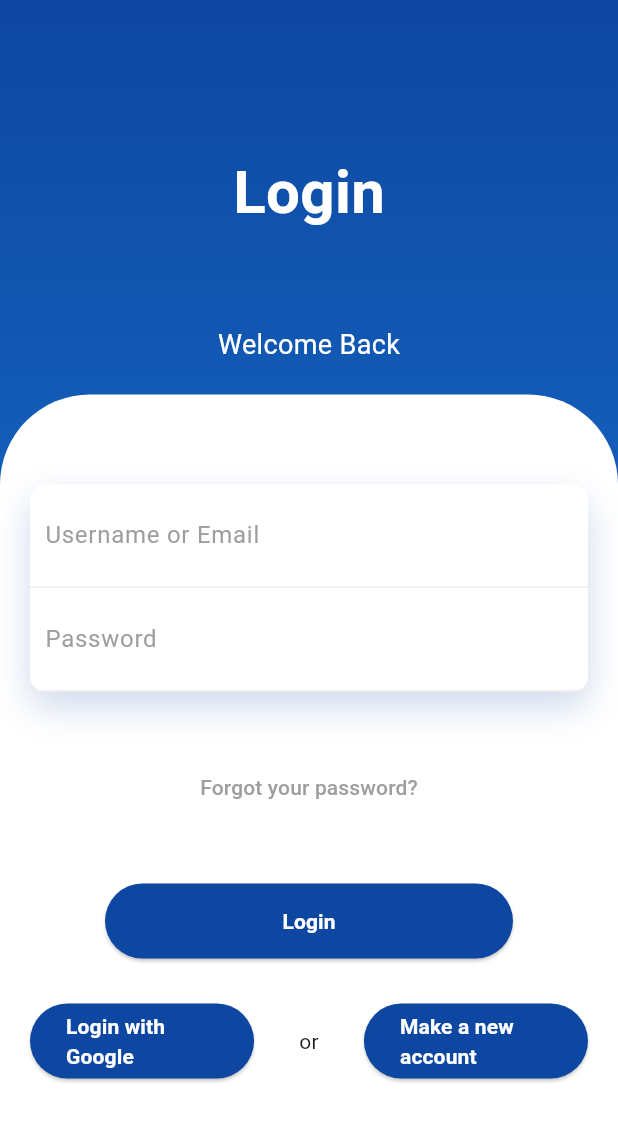
After one commit to MartinRomero2005/aplicacion, a Flutter app: the HomePage screen opened directly, on a phone screen of 412 x 824 dp. The commit adds this screen. Shown: the top 1121 px of the screen. Run offline on Flutter 3.47's test engine with Material 3 defaults, Android fonts, the phone set to English and light mode, and no system bars; network calls fail.

Commit message:
Reorganizo estructura del proyecto

```diff
--- a/lib/data/vehiculos_datos.dart
+++ b/lib/data/datasources/vehiculos_datos.dart
@@ -1,4 +1,4 @@
-import 'package:prototipo/models/vehiculo.dart';
+import 'package:prototipo/data/models/vehiculo.dart';
 
 final List<Vehiculo> vehiculos = [
   Vehiculo(
--- a/lib/main.dart
+++ b/lib/main.dart
@@ -1,5 +1,5 @@
 import 'package:flutter/material.dart';
-import 'package:prototipo/screens/ventana_principal.dart';
+import 'package:prototipo/presentation/screens/ventana_principal.dart';
 
 void main() {
   runApp(const MainApp());
--- /dev/null
+++ b/lib/presentation/screens/auth/login.dart
@@ -0,0 +1,207 @@
+import 'package:flutter/material.dart';
+
+void main() =>
+    runApp(MaterialApp(debugShowCheckedModeBanner: false, home: HomePage()));
+
+class HomePage extends StatelessWidget {
+  const HomePage({super.key});
+
+  @override
+  Widget build(BuildContext context) {
+    return Scaffold(
+      body: Container(
+        width: double.infinity,
+        decoration: BoxDecoration(
+          gradient: LinearGradient(
+            colors: [
+              Colors.blue.shade900,
+              Colors.blue.shade800,
+              Colors.blue.shade400,
+            ],
+            begin: Alignment.topCenter,
+            end: Alignment.bottomCenter,
+          ),
+        ),
+        child: Column(
+          children: <Widget>[
+            SizedBox(height: 80),
+            Padding(
+              padding: EdgeInsets.all(20),
+              child: Text(
+                "Login",
+                style: TextStyle(
+                  color: Colors.white,
+                  fontSize: 40,
+                  fontWeight: FontWeight.bold,
+                ),
+              ),
+            ),
+            SizedBox(height: 20),
+            Padding(
+              padding: EdgeInsets.all(20),
+              child: Text(
+                "Welcome Back",
+                style: TextStyle(color: Colors.white, fontSize: 18),
+              ),
+            ),
+            Expanded(
+              child: Container(
+                decoration: BoxDecoration(
+                  color: Colors.white,
+                  borderRadius: BorderRadius.only(
+                    topLeft: Radius.circular(60),
+                    topRight: Radius.circular(60),
+                  ),
+                ),
+                child: Padding(
+                  padding: EdgeInsets.all(20),
+                  child: Column(
+                    children: <Widget>[
+                      SizedBox(height: 40),
+                      Container(
+                        decoration: BoxDecoration(
+                          color: Colors.white,
+                          borderRadius: BorderRadius.circular(10),
+                          boxShadow: [
+                            BoxShadow(
+                              color: Colors.blue.shade900.withOpacity(0.2),
+                              blurRadius: 20,
+                              offset: Offset(
+                                0,
+                                10,
+                              ), // changes position of shadow
+                            ),
+                          ],
+                        ),
+                        child: Column(
+                          children: <Widget>[
+                            Container(
+                              padding: EdgeInsets.all(10),
+                              decoration: BoxDecoration(
+                                border: Border(
+                                  bottom: BorderSide(
+                                    color: Colors.grey.shade200,
+                                  ),
+                                ),
+                              ),
+                              child: TextField(
+                                decoration: InputDecoration(
+                                  hintText: "Username or Email",
+                                  hintStyle: TextStyle(color: Colors.grey),
+                                  border: InputBorder.none,
+                                ),
+                              ),
+                            ),
+                            Container(
+                              padding: EdgeInsets.all(10),
+                              decoration: BoxDecoration(
+                                border: Border(
+                                  bottom: BorderSide(
+                                    color: Colors.grey.shade200,
+                                  ),
+                                ),
+                              ),
+                              child: TextField(
+                                decoration: InputDecoration(
+                                  hintText: "Password",
+                                  hintStyle: TextStyle(color: Colors.grey),
+                                  border: InputBorder.none,
+                                ),
+                              ),
+                            ),
+                          ],
+                        ),
+                      ),
+                      SizedBox(height: 40),
+                      TextButton(
+                        onPressed: () {},
+                        child: Text(
+                          "Forgot your password?",
+                          style: TextStyle(color: Colors.grey),
+                        ),
+                      ),
+                      SizedBox(height: 40),
+                      SizedBox(
+                        width: double.infinity,
+                        height: 50,
+                        child: Padding(
+                          padding: EdgeInsets.symmetric(horizontal: 50),
+                          child: ElevatedButton(
+                            style: ElevatedButton.styleFrom(
+                              backgroundColor: Colors.blue.shade900,
+                              shape: RoundedRectangleBorder(
+                                borderRadius: BorderRadius.circular(50),
+                              ),
+                            ),
+                            onPressed: () {},
+                            child: Text(
+                              "Login",
+                              style: TextStyle(
+                                color: Colors.white,
+                                fontWeight: FontWeight.bold,
+                              ),
+                            ),
+                          ),
+                        ),
+                      ),
+                      SizedBox(height: 30),
+                      Row(
+                        children: <Widget>[
+                          Expanded(
+                            child: SizedBox(
+                              height: 50,
+                              child: ElevatedButton(
+                                style: ElevatedButton.styleFrom(
+                                  backgroundColor: Colors.blue.shade900,
+                                  shape: RoundedRectangleBorder(
+                                    borderRadius: BorderRadius.circular(50),
+                                  ),
+                                ),
+                                onPressed: () {},
+                                child: Text(
+                                  "Login with Google",
+                                  style: TextStyle(
+                                    color: Colors.white,
+                                    fontWeight: FontWeight.bold,
+                                  ),
+                                ),
+                              ),
+                            ),
+                          ),
+                          SizedBox(width: 30),
+                          Text("or"),
+                          SizedBox(width: 30),
+                          Expanded(
+                            child: SizedBox(
+                              height: 50,
+                              child: ElevatedButton(
+                                style: ElevatedButton.styleFrom(
+                                  backgroundColor: Colors.blue.shade900,
+                                  shape: RoundedRectangleBorder(
+                                    borderRadius: BorderRadius.circular(50),
+                                  ),
+                                ),
+                                onPressed: () {},
+                                child: Text(
+                                  "Make a new account",
+                                  style: TextStyle(
+                                    color: Colors.white,
+                                    fontWeight: FontWeight.bold,
+                                  ),
+                                ),
+                              ),
+                            ),
+                          ),
+                        ],
+                      ),
+                    ],
+                  ),
+                ),
+              ),
+            ),
+          ],
+        ),
+      ),
+    );
+  }
+}
--- a/lib/screens/pago.dart
+++ b/lib/presentation/screens/pago.dart
@@ -1,5 +1,5 @@
 import 'package:flutter/material.dart';
-import 'package:prototipo/models/vehiculo.dart';
+import 'package:prototipo/data/models/vehiculo.dart';
 
 class PagoScreen extends StatefulWidget {
   final Vehiculo vehiculo;
--- a/lib/screens/vehiculo_detalles.dart
+++ b/lib/presentation/screens/vehiculo_detalles.dart
@@ -1,5 +1,5 @@
 import 'package:flutter/material.dart';
-import 'package:prototipo/models/vehiculo.dart';
+import 'package:prototipo/data/models/vehiculo.dart';
 import 'pago.dart';
 
 class VehiculoDetalles extends StatelessWidget {
--- a/lib/screens/ventana_principal.dart
+++ b/lib/presentation/screens/ventana_principal.dart
@@ -1,6 +1,6 @@
 import 'package:flutter/material.dart';
-import 'package:prototipo/data/vehiculos_datos.dart';
-import 'package:prototipo/widgets/vehiculo_carta.dart';
+import 'package:prototipo/data/datasources/vehiculos_datos.dart';
+import 'package:prototipo/presentation/widgets/vehiculo_carta.dart';
 import 'vehiculo_detalles.dart';
 
 class VentanaPrincipal extends StatefulWidget {
--- a/lib/widgets/vehiculo_carta.dart
+++ b/lib/presentation/widgets/vehiculo_carta.dart
@@ -1,5 +1,5 @@
 import 'package:flutter/material.dart';
-import 'package:prototipo/models/vehiculo.dart';
+import 'package:prototipo/data/models/vehiculo.dart';
 
 class VehiculoCarta extends StatelessWidget {
   final Vehiculo vehiculo;
```
Also changed, not shown: lib/data/models/vehiculo.dart (renamed from lib/models/vehiculo.dart).
